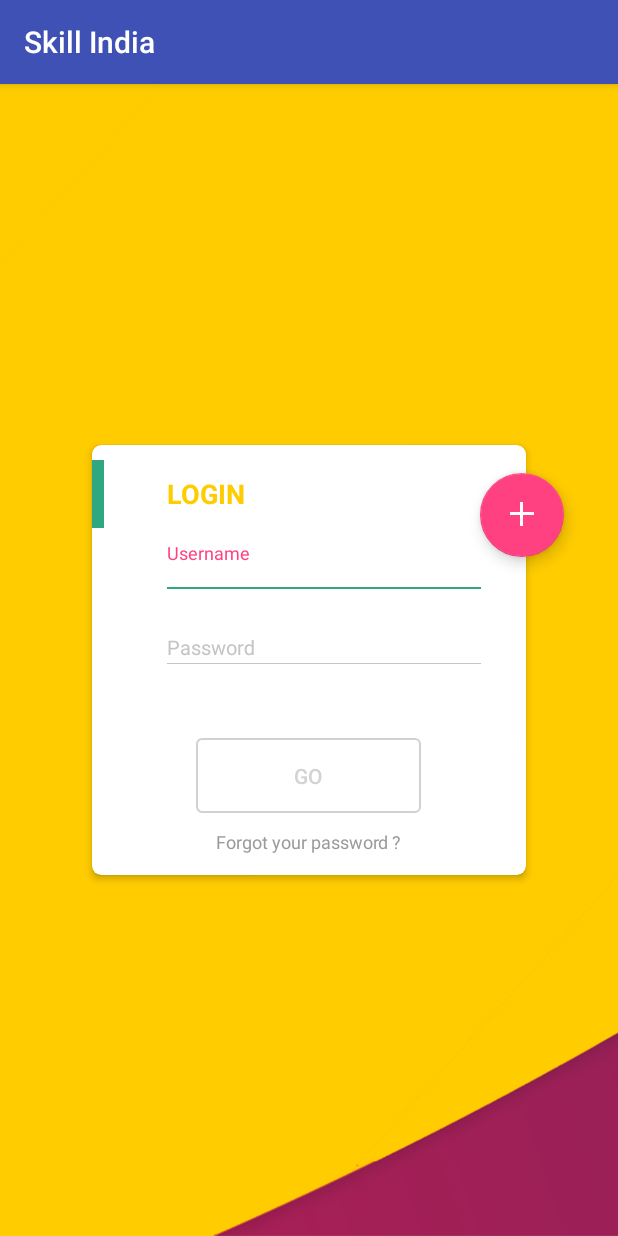
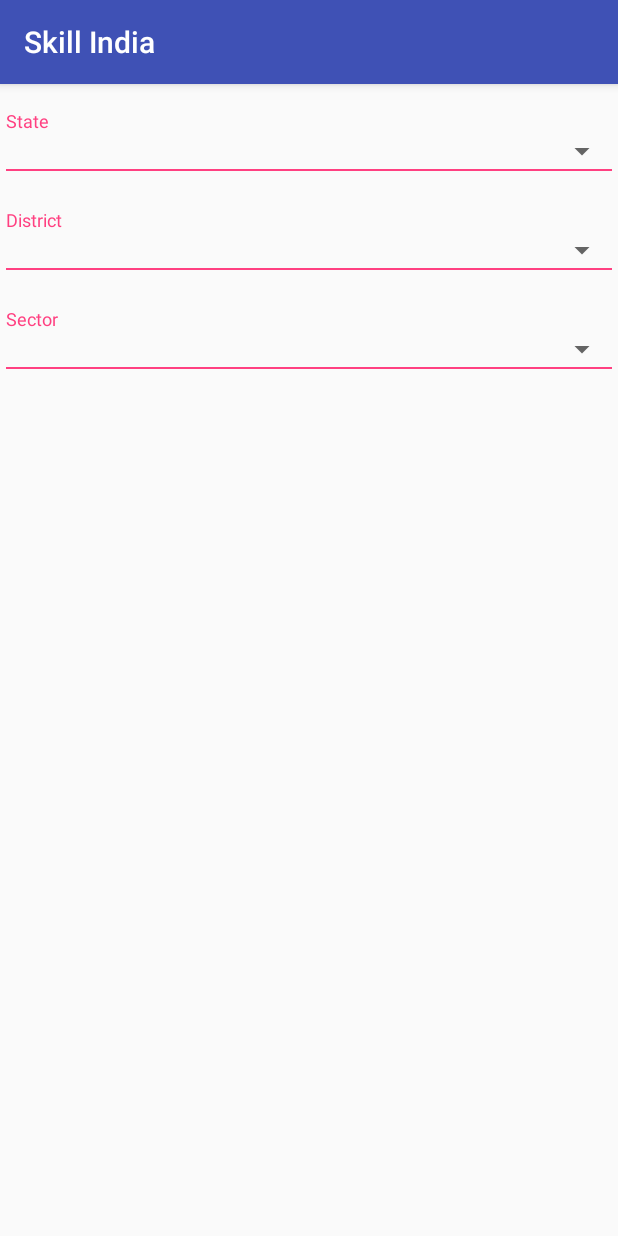
Before and after one commit to SaketSaGa/Finalhack, an Android app: the screen it shows after launch (MainActivity before the commit, SearchTrainingCenterActivity after it), on a phone screen of 412 x 824 dp. Run offline under Robolectric (Android 15) with nearby library versions, the phone set to English and light mode, and no system bars.

Commit message:
:sparkles: Add Search Training Center Activity

```diff
--- a/app/src/main/AndroidManifest.xml
+++ b/app/src/main/AndroidManifest.xml
@@ -26,19 +26,21 @@
         android:supportsRtl="true"
         android:theme="@style/AppTheme">
 
-        <activity android:name=".MainActivity">
+        <activity android:name=".MainActivity" />
+
+        <activity
+            android:name=".RegisterActivity"
+            android:theme="@style/Translucent" />
+
+        <activity android:name=".LoginSuccessActivity" />
+
+        <activity android:name=".SearchTrainingCenterActivity">
             <intent-filter>
                 <action android:name="android.intent.action.MAIN" />
 
                 <category android:name="android.intent.category.LAUNCHER" />
             </intent-filter>
         </activity>
-
-        <activity
-            android:name=".RegisterActivity"
-            android:theme="@style/Translucent" />
-
-        <activity android:name=".LoginSuccessActivity" />
     </application>
 
 </manifest>
--- /dev/null
+++ b/app/src/main/java/com/ssn/skillindia/SearchTrainingCenterActivity.java
@@ -0,0 +1,32 @@
+/*
+ *     Copyright (C) 2017  Adithya J
+ *
+ *     This program is free software: you can redistribute it and/or modify
+ *     it under the terms of the GNU General Public License as published by
+ *     the Free Software Foundation, either version 3 of the License, or
+ *     (at your option) any later version.
+ *
+ *     This program is distributed in the hope that it will be useful,
+ *     but WITHOUT ANY WARRANTY; without even the implied warranty of
+ *     MERCHANTABILITY or FITNESS FOR A PARTICULAR PURPOSE.  See the
+ *     GNU General Public License for more details.
+ *
+ *     You should have received a copy of the GNU General Public License
+ *     along with this program.  If not, see <http://www.gnu.org/licenses/>
+ */
+
+package com.ssn.skillindia;
+
+import android.os.Bundle;
+import android.support.annotation.Nullable;
+import android.support.v7.app.AppCompatActivity;
+
+public class SearchTrainingCenterActivity extends AppCompatActivity{
+
+    @Override
+    protected void onCreate(@Nullable Bundle savedInstanceState) {
+        super.onCreate(savedInstanceState);
+
+        setContentView(R.layout.activity_search_training_center);
+    }
+}
--- /dev/null
+++ b/app/src/main/res/layout/activity_search_training_center.xml
@@ -0,0 +1,45 @@
+<?xml version="1.0" encoding="utf-8"?><!--
+  ~     Copyright (C) 2017  Adithya J
+  ~
+  ~     This program is free software: you can redistribute it and/or modify
+  ~     it under the terms of the GNU General Public License as published by
+  ~     the Free Software Foundation, either version 3 of the License, or
+  ~     (at your option) any later version.
+  ~
+  ~     This program is distributed in the hope that it will be useful,
+  ~     but WITHOUT ANY WARRANTY; without even the implied warranty of
+  ~     MERCHANTABILITY or FITNESS FOR A PARTICULAR PURPOSE.  See the
+  ~     GNU General Public License for more details.
+  ~
+  ~     You should have received a copy of the GNU General Public License
+  ~     along with this program.  If not, see <http://www.gnu.org/licenses/>
+  -->
+
+<LinearLayout xmlns:android="http://schemas.android.com/apk/res/android"
+    xmlns:custom="http://schemas.android.com/apk/res-auto"
+    android:layout_width="match_parent"
+    android:layout_height="match_parent"
+    android:orientation="vertical">
+
+    <com.ssn.skillindia.LabelledSpinner
+        android:id="@+id/state_spinner"
+        android:layout_width="match_parent"
+        android:layout_height="wrap_content"
+        custom:labelText="@string/state_spinner_label"
+        custom:widgetColor="@color/colorAccent" />
+
+    <com.ssn.skillindia.LabelledSpinner
+        android:id="@+id/district_spinner"
+        android:layout_width="match_parent"
+        android:layout_height="wrap_content"
+        custom:labelText="@string/district_spinner_label"
+        custom:widgetColor="@color/colorAccent" />
+
+    <com.ssn.skillindia.LabelledSpinner
+        android:id="@+id/sector_spinner"
+        android:layout_width="match_parent"
+        android:layout_height="wrap_content"
+        custom:labelText="@string/sector_spinner_label"
+        custom:widgetColor="@color/colorAccent" />
+
+</LinearLayout>
--- a/app/src/main/res/values/strings.xml
+++ b/app/src/main/res/values/strings.xml
@@ -10,4 +10,8 @@
     <string name="repeat_password">Repeat Password</string>
     <string name="next">NEXT</string>
     <string name="register">REGISTER</string>
+
+    <string name="state_spinner_label">State</string>
+    <string name="district_spinner_label">District</string>
+    <string name="sector_spinner_label">Sector</string>
 </resources>
```
